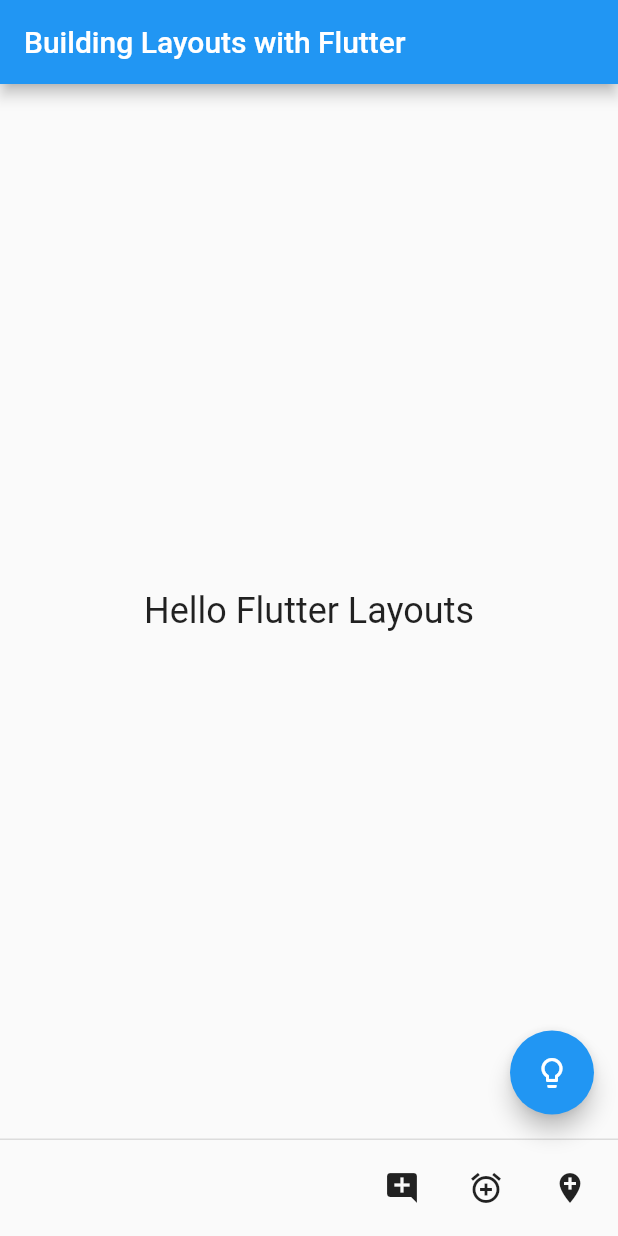
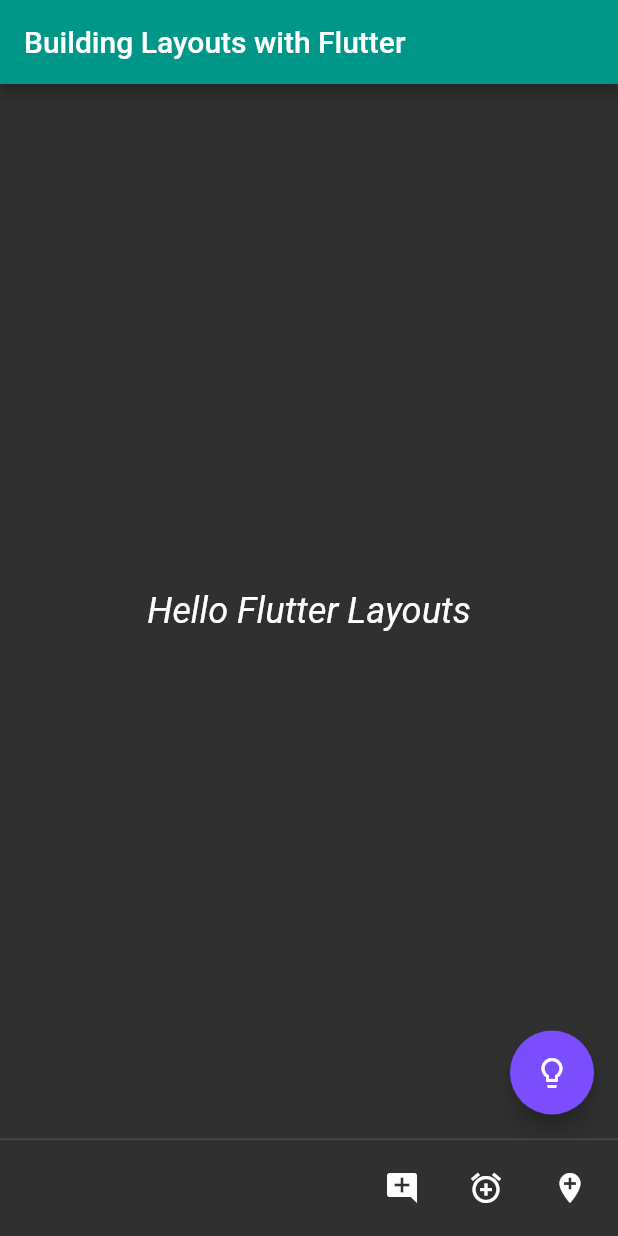
Before and after one commit to KaiqueMunhoz/creating_layouts_with_flutter, a Flutter app: the screen it shows after launch, on a phone screen of 412 x 824 dp. Run offline on Flutter 3.47's test engine with Material 2 defaults, Android fonts, the phone set to English and light mode, and no system bars.

Commit message:
Feat: Using themes and colors

```diff
--- a/flutter/02-module/building_basic_layout/lib/main.dart
+++ b/flutter/02-module/building_basic_layout/lib/main.dart
@@ -8,6 +8,14 @@ class MyApp extends StatelessWidget {
   @override
   Widget build(BuildContext context) {
     return MaterialApp(
+      theme: ThemeData(
+        brightness: Brightness.dark,
+        primaryColor: Color(0xff009688),
+        accentColor: Color(0xff7C4DFF),
+        textTheme: TextTheme(
+          body1: TextStyle(fontSize: 24, fontStyle: FontStyle.italic),
+        ),
+      ),
       home: Scaffold(
         appBar: AppBar(title: Text('Building Layouts with Flutter')),
         body: Center(
```
